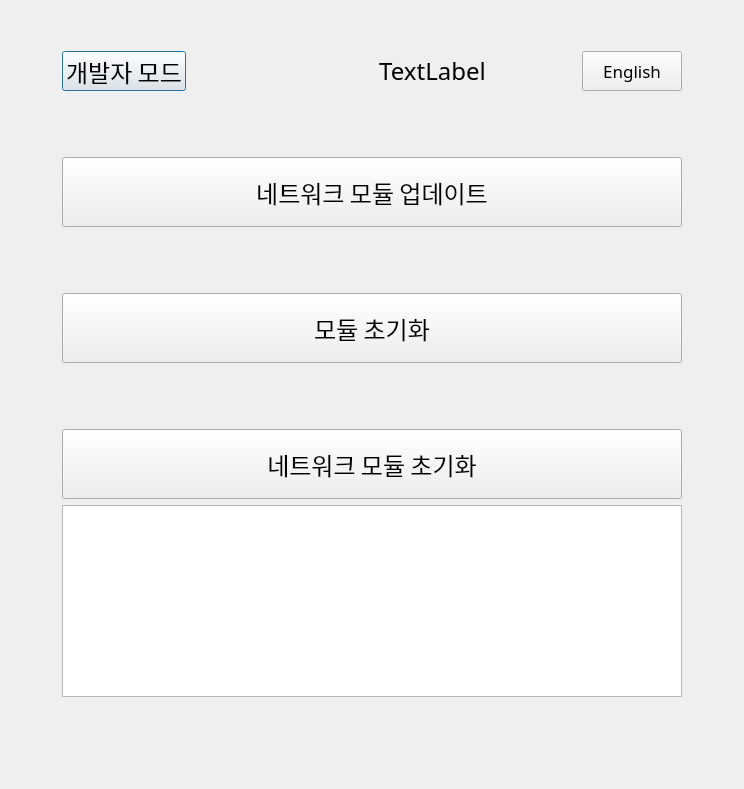
Above: modi/assets/modi_firmware_updater.ui from LUXROBO/pymodi before the change. Below: the same form after it.
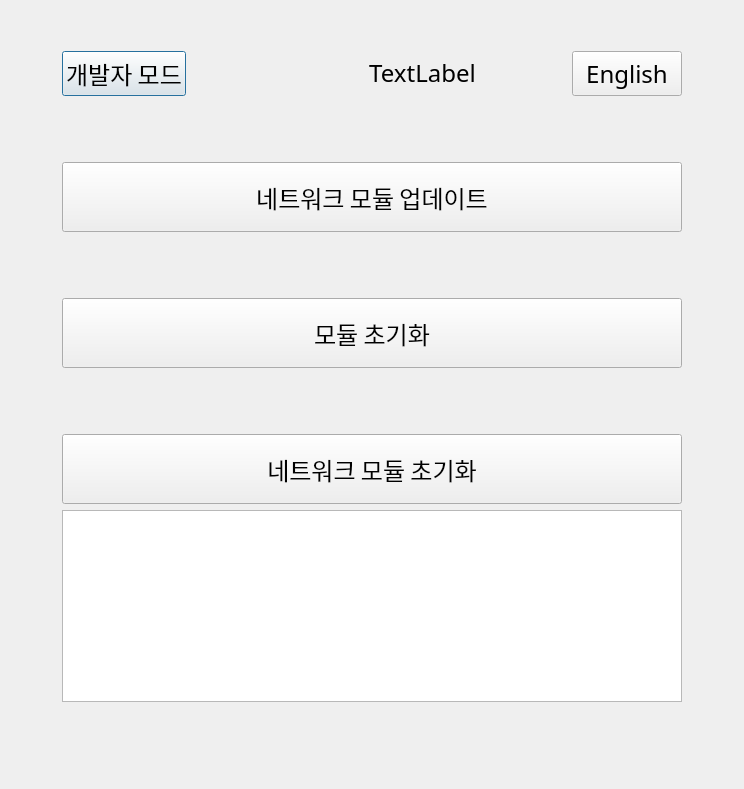
That is the form after the change.

Commit message: Fix UI and url for Windows

The edit to the form file:
```diff
--- a/modi/assets/modi_firmware_updater.ui
+++ b/modi/assets/modi_firmware_updater.ui
@@ -11,7 +11,7 @@
    </rect>
   </property>
   <property name="sizePolicy">
-   <sizepolicy hsizetype="MinimumExpanding" vsizetype="MinimumExpanding">
+   <sizepolicy hsizetype="Fixed" vsizetype="Fixed">
     <horstretch>0</horstretch>
     <verstretch>0</verstretch>
    </sizepolicy>
@@ -159,8 +159,8 @@
          </property>
          <property name="minimumSize">
           <size>
-           <width>100</width>
-           <height>40</height>
+           <width>110</width>
+           <height>45</height>
           </size>
          </property>
          <property name="font">
@@ -234,8 +234,8 @@
          </property>
          <property name="minimumSize">
           <size>
-           <width>100</width>
-           <height>40</height>
+           <width>110</width>
+           <height>45</height>
           </size>
          </property>
          <property name="maximumSize">
@@ -247,7 +247,6 @@
          <property name="font">
           <font>
            <family>LuxHanSans</family>
-           <pointsize>13</pointsize>
            <kerning>false</kerning>
           </font>
          </property>
```
The commit also changes 1 other file.
